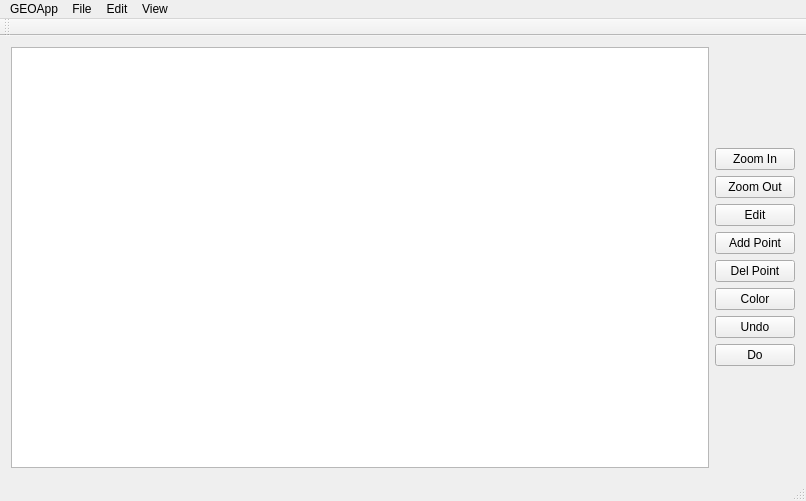
IvanSevilla/GAT, file Geo_GUI_Application/mainwindow.ui: the form before one commit.
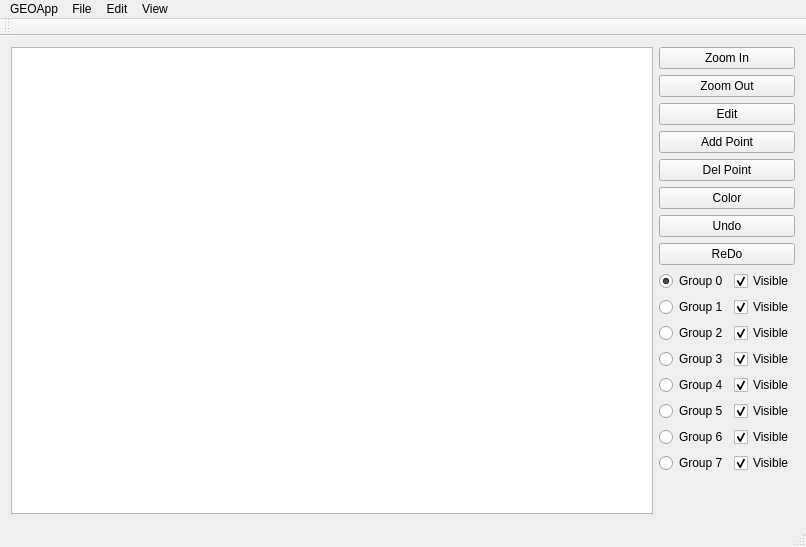
The form after the commit.

Commit message: Groups, Undo & Redo

Patch:
```diff
--- a/Geo_GUI_Application/mainwindow.ui
+++ b/Geo_GUI_Application/mainwindow.ui
@@ -10,7 +10,7 @@
     <x>0</x>
     <y>0</y>
     <width>806</width>
-    <height>501</height>
+    <height>547</height>
    </rect>
   </property>
   <property name="sizePolicy">
@@ -150,7 +150,7 @@
           <item>
            <widget class="QPushButton" name="Btn_Do">
             <property name="text">
-             <string>Do</string>
+             <string>ReDo</string>
             </property>
             <property name="flat">
              <bool>false</bool>
@@ -162,7 +162,151 @@
        </layout>
       </item>
       <item>
-       <layout class="QVBoxLayout" name="verticalLayout_2"/>
+       <layout class="QVBoxLayout" name="verticalLayout_2">
+        <item>
+         <layout class="QFormLayout" name="formLayout">
+          <item row="0" column="0">
+           <widget class="QRadioButton" name="Group0">
+            <property name="text">
+             <string>Group 0</string>
+            </property>
+            <property name="checked">
+             <bool>true</bool>
+            </property>
+           </widget>
+          </item>
+          <item row="1" column="0">
+           <widget class="QRadioButton" name="Group1">
+            <property name="text">
+             <string>Group 1</string>
+            </property>
+           </widget>
+          </item>
+          <item row="2" column="0">
+           <widget class="QRadioButton" name="Group2">
+            <property name="text">
+             <string>Group 2</string>
+            </property>
+           </widget>
+          </item>
+          <item row="3" column="0">
+           <widget class="QRadioButton" name="Group3">
+            <property name="text">
+             <string>Group 3</string>
+            </property>
+           </widget>
+          </item>
+          <item row="4" column="0">
+           <widget class="QRadioButton" name="Group4">
+            <property name="text">
+             <string>Group 4</string>
+            </property>
+           </widget>
+          </item>
+          <item row="5" column="0">
+           <widget class="QRadioButton" name="Group5">
+            <property name="text">
+             <string>Group 5</string>
+            </property>
+           </widget>
+          </item>
+          <item row="6" column="0">
+           <widget class="QRadioButton" name="Group6">
+            <property name="text">
+             <string>Group 6</string>
+            </property>
+           </widget>
+          </item>
+          <item row="7" column="0">
+           <widget class="QRadioButton" name="Group7">
+            <property name="text">
+             <string>Group 7</string>
+            </property>
+           </widget>
+          </item>
+          <item row="2" column="1">
+           <widget class="QCheckBox" name="Visibility2">
+            <property name="text">
+             <string>Visible</string>
+            </property>
+            <property name="checked">
+             <bool>true</bool>
+            </property>
+           </widget>
+          </item>
+          <item row="0" column="1">
+           <widget class="QCheckBox" name="Visiblity0">
+            <property name="text">
+             <string>Visible</string>
+            </property>
+            <property name="checked">
+             <bool>true</bool>
+            </property>
+           </widget>
+          </item>
+          <item row="1" column="1">
+           <widget class="QCheckBox" name="Visiblity1">
+            <property name="text">
+             <string>Visible</string>
+            </property>
+            <property name="checked">
+             <bool>true</bool>
+            </property>
+           </widget>
+          </item>
+          <item row="3" column="1">
+           <widget class="QCheckBox" name="Visiblity3">
+            <property name="text">
+             <string>Visible</string>
+            </property>
+            <property name="checked">
+             <bool>true</bool>
+            </property>
+           </widget>
+          </item>
+          <item row="4" column="1">
+           <widget class="QCheckBox" name="Visiblity4">
+            <property name="text">
+             <string>Visible</string>
+            </property>
+            <property name="checked">
+             <bool>true</bool>
+            </property>
+           </widget>
+          </item>
+          <item row="5" column="1">
+           <widget class="QCheckBox" name="Visiblity5">
+            <property name="text">
+             <string>Visible</string>
+            </property>
+            <property name="checked">
+             <bool>true</bool>
+            </property>
+           </widget>
+          </item>
+          <item row="6" column="1">
+           <widget class="QCheckBox" name="Visiblity6">
+            <property name="text">
+             <string>Visible</string>
+            </property>
+            <property name="checked">
+             <bool>true</bool>
+            </property>
+           </widget>
+          </item>
+          <item row="7" column="1">
+           <widget class="QCheckBox" name="Visiblity7">
+            <property name="text">
+             <string>Visible</string>
+            </property>
+            <property name="checked">
+             <bool>true</bool>
+            </property>
+           </widget>
+          </item>
+         </layout>
+        </item>
+       </layout>
       </item>
      </layout>
     </item>
```
The commit also changes 6 other files.
